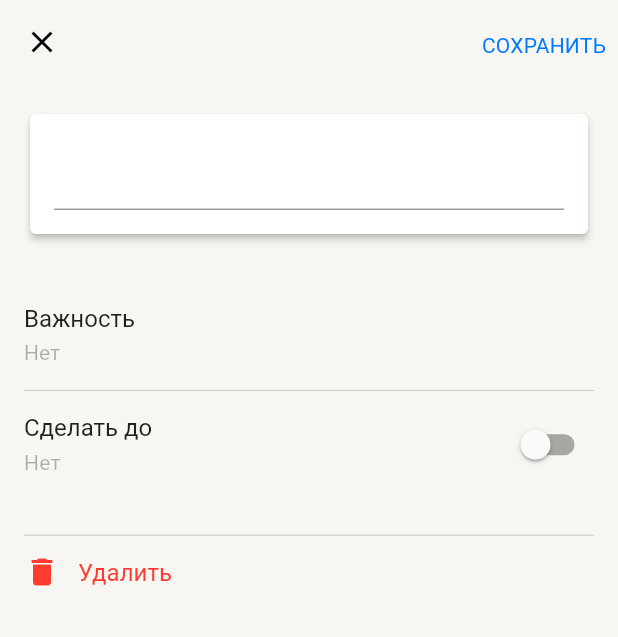
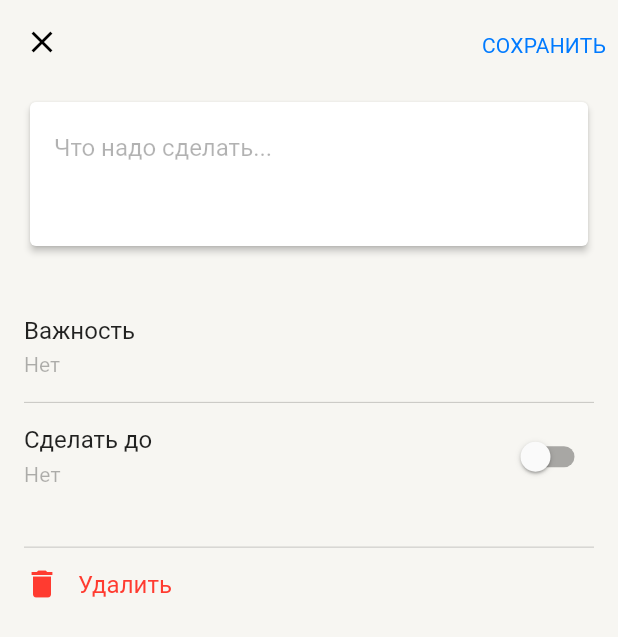
Before and after one commit to iamgirya/school_todo, a Flutter app: the screen it shows after launch, on a phone screen of 412 x 824 dp. Shown: the top 637 px of the screen. Run offline on Flutter 3.47's test engine with Material 2 defaults, Android fonts, the light colour scheme and no system bars; missing offline and left inert: dart:ffi.

Commit message:
Окончание вёрстки
Осталось лишь разобраться с дропбаром и календарём

```diff
--- a/lib/pages/main_page.dart
+++ b/lib/pages/main_page.dart
@@ -20,9 +20,11 @@ class _MyHomePageState extends State<MyHomePage> {
 
   @override
   Widget build(BuildContext context) {
-    return Scaffold(
+    return Scaffold( // динамическое появление тени
       backgroundColor: AppLigthColors.backgroundPrimary,
       appBar: AppBar(
+        scrolledUnderElevation: 4,
+        elevation: 0,
         backgroundColor: AppLigthColors.backgroundPrimary,
         leading: SizedBox(
           height: 14,
@@ -45,20 +47,33 @@ class _MyHomePageState extends State<MyHomePage> {
             ),
           ),
         ],
-        elevation: 0,
       ),
-      body: Padding(
-        padding: const EdgeInsets.all(16.0),
+      body: SingleChildScrollView(
+        child: Padding(
+          padding: const EdgeInsets.only(left: 16,right: 16,top: 8,bottom: 8),
           child: Column(
             crossAxisAlignment: CrossAxisAlignment.start,
             children: [
-            Card(
+              Container(
+                constraints: const BoxConstraints(minHeight: 104),
+                child: Card(
                   color: AppLigthColors.backgroundSecondary,
                   elevation: 2,
                   child: Padding(
-                padding: const EdgeInsets.all(16.0),
-                child: TextField( // написать нормальный филд
+                    padding: const EdgeInsets.all(16),
+                    child: TextField(
+                      style: AppTextStyles.body,
+                      textAlignVertical: TextAlignVertical.top,
+                      maxLines: null,
+                      minLines: 2,
+                      decoration: InputDecoration(
+                        contentPadding: EdgeInsets.zero,
+                        hintText: "Что надо сделать...",
+                        hintStyle: AppTextStyles.body.copyWith(color: AppLigthColors.tertiary),
+                        border: InputBorder.none,
+                      ),
                       controller: taskController,
+                    ),
                   ),
                 ),
               ),
@@ -78,6 +93,7 @@ class _MyHomePageState extends State<MyHomePage> {
                       ),
                       DropdownButton(
                         // понять, как растянуть на всю линию и при этом оставить нормальное всплывающее меню
+                        // понять, как сделать отступ от края
                         style: AppTextStyles.subhead
                             .copyWith(color: AppLigthColors.tertiary),
                         value: importance,
@@ -92,6 +108,7 @@ class _MyHomePageState extends State<MyHomePage> {
                         items: [
                           DropdownMenuItem<Importance>(
                             value: Importance.basic,
+                            enabled: false,
                             child: Text(
                               "Нет",
                               style: AppTextStyles.subhead
@@ -182,7 +199,7 @@ class _MyHomePageState extends State<MyHomePage> {
               SizedBox(
                   height: 48,
                   child: TextButton(
-                  style: TextButton.styleFrom(padding: const EdgeInsets.all(0)),
+                    style: TextButton.styleFrom(padding: EdgeInsets.zero),
                     onPressed: () {
                       // удаление
                     },
@@ -209,6 +226,7 @@ class _MyHomePageState extends State<MyHomePage> {
             ],
           ),
         ),
+      ),
     );
   }
 }
```
Lines whose indentation alone changed are shown as unchanged.
